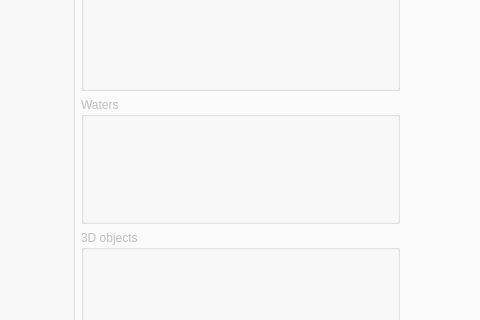
Above: Engine/Dialogs/dialogdatas.ui from RPG-Paper-Maker/RPG-Paper-Maker before the change; both pictures show x 150 to 630 and y 113 to 433 of the 900 by 650 pixel window. Below: the same form after it.
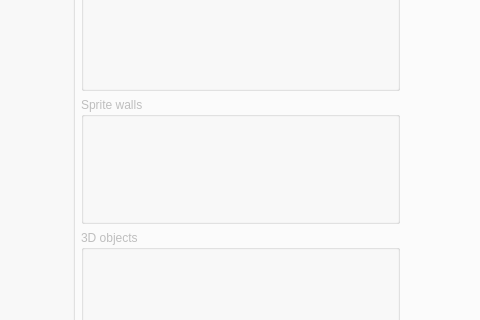
That is the form after the change. The open tabs and pages were chosen to show the change. Custom widgets are drawn as their Qt base class.

Patch:
```diff
--- a/Engine/Dialogs/dialogdatas.ui
+++ b/Engine/Dialogs/dialogdatas.ui
@@ -1035,7 +1035,7 @@
                     <bool>false</bool>
                    </property>
                    <property name="title">
-                    <string>Waters</string>
+                    <string>Sprite walls</string>
                    </property>
                   </widget>
                  </item>
```
Left out of the diff: 2 changed lines with no effect on the pictures.
